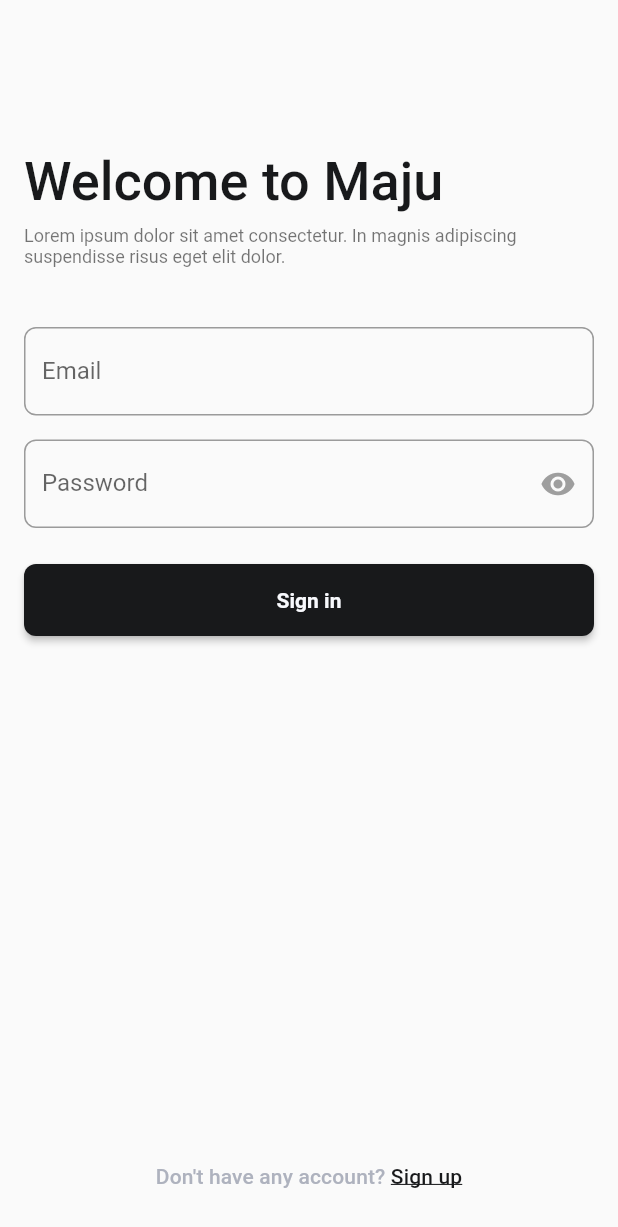
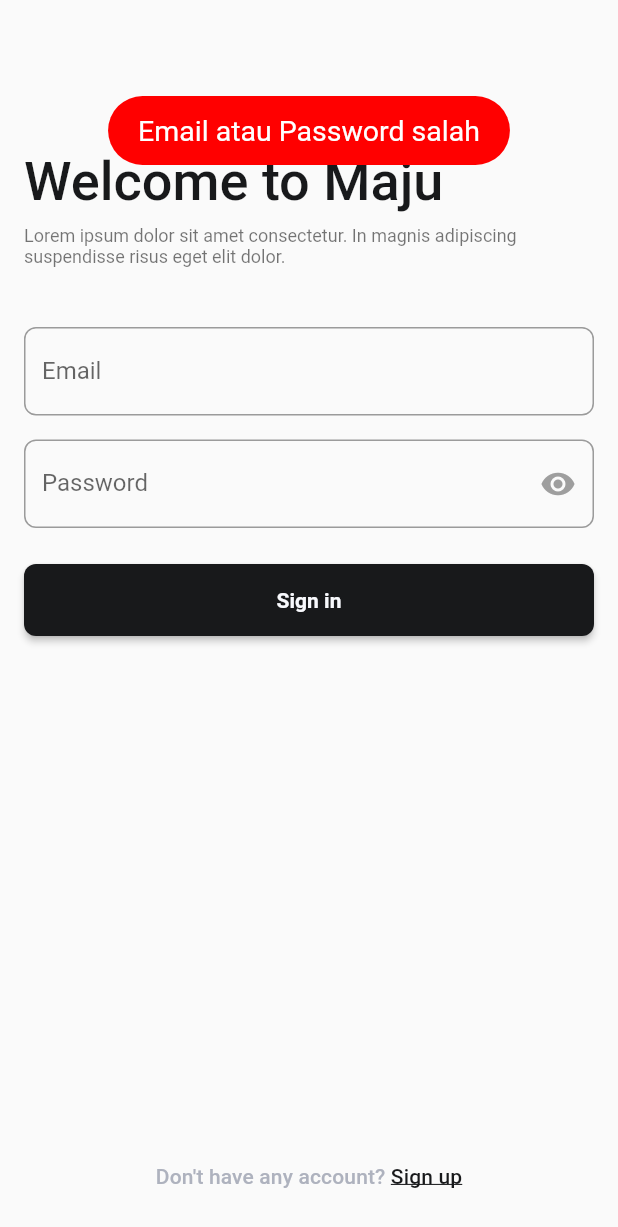
Before and after one commit to 210711042/Maju, a Flutter app: the screen it shows after launch, after a tap on "Sign in", on a phone screen of 412 x 824 dp. Shown: the top 1227 px of the screen. Run offline on Flutter 3.47's test engine with Material 2 defaults, Android fonts, the phone set to English and light mode, and no system bars; our stand-ins replace carousel_slider, flutter_slidable, flutter_svg, fluttertoast, shared_preferences, sqflite; accounts and stored records are empty.

Commit message:
Fix(login): Fix login toast

```diff
--- a/lib/views/login/login.dart
+++ b/lib/views/login/login.dart
@@ -34,13 +34,6 @@ class _LoginViewState extends State<LoginView> {
     final SharedPreferences prefs = await SharedPreferences.getInstance();
     final isAuthenticated =
         await SQLHelper.login(_emailController.text, _passwordController.text);
-    await prefs.setStringList('account', <String>[
-      isAuthenticated[0]['id'].toString(),
-      isAuthenticated[0]['email'],
-      isAuthenticated[0]['username'],
-      isAuthenticated[0]['phone'],
-      isAuthenticated[0]['address']
-    ]);
 
     if (isAuthenticated.isNotEmpty) {
       Fluttertoast.showToast(
@@ -51,10 +44,9 @@ class _LoginViewState extends State<LoginView> {
         textColor: Colors.white,
         fontSize: 19.0,
       );
-      // Autentikasi berhasil, arahkan ke halaman beranda atau tindakan selanjutnya
+
       Navigator.of(context).push(HomeView.route());
     } else {
-      // Autentikasi gagal, tampilkan pesan kesalahan
       Fluttertoast.showToast(
         msg: "Email atau Password salah",
         toastLength: Toast.LENGTH_SHORT,
@@ -64,6 +56,13 @@ class _LoginViewState extends State<LoginView> {
         fontSize: 19.0,
       );
     }
+    await prefs.setStringList('account', <String>[
+      isAuthenticated[0]['id'].toString(),
+      isAuthenticated[0]['email'],
+      isAuthenticated[0]['username'],
+      isAuthenticated[0]['phone'],
+      isAuthenticated[0]['address']
+    ]);
   }
 
   @override
@@ -82,7 +81,7 @@ class _LoginViewState extends State<LoginView> {
                     color: Palette.n900,
                     fontWeight: FontWeight.w500),
               ),
-              SizedBox(
+              const SizedBox(
                 height: 8,
               ),
               Text(
@@ -91,7 +90,7 @@ class _LoginViewState extends State<LoginView> {
                       .textTheme
                       .bodySmall!
                       .copyWith(fontSize: 12.0, fontWeight: FontWeight.normal)),
-              SizedBox(
+              const SizedBox(
                 height: 40,
               ),
               TextFormField(
@@ -108,7 +107,7 @@ class _LoginViewState extends State<LoginView> {
                   return null;
                 },
               ),
-              SizedBox(
+              const SizedBox(
                 height: 16,
               ),
               TextFormField(
@@ -128,7 +127,7 @@ class _LoginViewState extends State<LoginView> {
                   return null;
                 },
               ),
-              SizedBox(
+              const SizedBox(
                 height: 24,
               ),
               MajuBasicButton(
@@ -179,8 +178,8 @@ class _LoginViewState extends State<LoginView> {
         });
       },
       icon: _isSecurePassword
-          ? Icon(Icons.visibility)
-          : Icon(Icons.visibility_off),
+          ? const Icon(Icons.visibility)
+          : const Icon(Icons.visibility_off),
       color: Colors.grey,
     );
   }
--- a/lib/views/login/register.dart
+++ b/lib/views/login/register.dart
@@ -119,6 +119,9 @@ class _RegisterViewState extends State<RegisterView> {
                 validator: (value) {
                   if (value == null || value.isEmpty) {
                     return 'Username tidak boleh kosong';
+                  }
+                  if (value.length < 5) {
+                    return 'Username harus lebih dari 5 karakter';
                   }
                   return null;
                 },
--- a/lib/views/product/products.dart
+++ b/lib/views/product/products.dart
@@ -60,7 +60,6 @@ class _ProductsViewState extends State<ProductsView> {
           .where(
               (product) => product['product_name'].toLowerCase().contains(key))
           .toList();
-      print("ALOO ${results}");
     }
     setState(() {
       foundProducts = results;
--- a/lib/views/seller/inputForm.dart
+++ b/lib/views/seller/inputForm.dart
@@ -1,10 +1,7 @@
-// import 'package:flutter/foundation.dart';
 import 'package:flutter/material.dart';
 import 'package:flutter/services.dart';
 import 'package:maju/core/widgets/maju_basic_button.dart';
-// import 'package:maju/data/entity/products.dart';
 import 'package:maju/data/sql_helper.dart';
-// import 'package:maju/views/product/products.dart';
 
 class InputProduct extends StatefulWidget {
   const InputProduct(
@@ -109,34 +106,7 @@ class _InputProductState extends State<InputProduct> {
             ),
             hint: Text('Pilih Gambar'),
           ),
-          // DropdownButtonFormField<String>(
-          //   value: selectedImage,
-          //   onChanged: (value) {
-          //     setState(() {
-          //       selectedImage = value;
-          //       editImage = value;
-          //       controllerProductName.text = originalProductName!;
-          //       controllerStock.text = originalStock.toString();
-          //       controllerPrice.text = originalPrice!.toStringAsFixed(2);
-          //     });
-          //   },
-          //   items: assetImages.map((e) {
-          //     return DropdownMenuItem<String>(
-          //       value: e,
-          //       child: Image.asset(
-          //         e,
-          //         width: 80,
-          //         height: 80,
-          //       ),
-          //     );
-          //   }).toList(),
-          //   decoration: InputDecoration(
-          //     labelText: 'Product',
-          //     border: OutlineInputBorder(),
-          //   ),
-          //   hint: Text('Pilih Gambar'),
-          // ),
-          SizedBox(
+          const SizedBox(
             height: 24.0,
           ),
           MajuBasicButton(
@@ -145,7 +115,6 @@ class _InputProductState extends State<InputProduct> {
               if (widget.id == null) {
                 await addProduct();
               } else {
-                print(controllerProductName.value);
                 await editProduct(widget.id!);
               }
               Navigator.pop(context);
```
